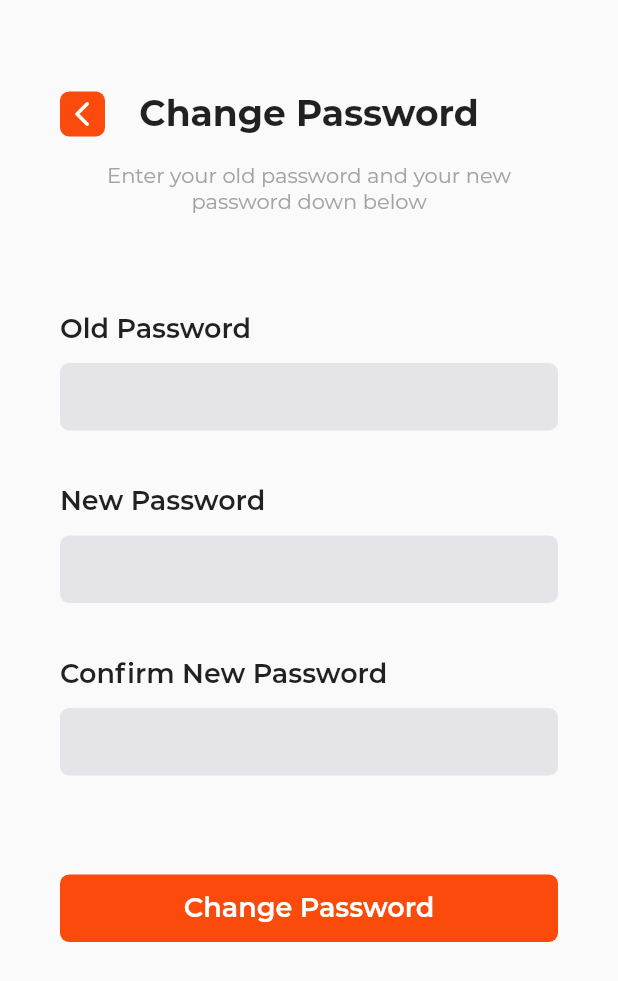
After one commit to triartainyoman/buyer-profile-app, a Flutter app: the ChangePasswordScreen screen opened by its route, on a phone screen of 412 x 824 dp. The commit adds this screen. Shown: the top 981 px of the screen. Run offline on Flutter 3.47's test engine with Material 2 defaults, Android fonts, the phone set to English and light mode, and no system bars; our stand-ins replace bottom_navy_bar.

Commit message:
Adding Change Password Screen

```diff
--- a/lib/constants.dart
+++ b/lib/constants.dart
@@ -1,12 +1,20 @@
 import 'package:flutter/material.dart';
 
 const kMainColor = Color(0xFFFA4A0C);
-const kSecondaryColor = Color(0xFFF5F5F8);
+const kSecondaryColor = Color(0xFFE5E5E9);
+const kTertiaryColor = Color(0xFFA3A3A4);
 
 const kTitleTextStyle = TextStyle(
   fontWeight: FontWeight.bold,
   fontSize: 35.0,
   fontFamily: 'Montserrat',
+);
+
+const kSubtitleTextStyle = TextStyle(
+  fontWeight: FontWeight.w300,
+  fontSize: 14.0,
+  fontFamily: 'Montserrat',
+  color: kTertiaryColor,
 );
 
 const kLabelTextStyle = TextStyle(
--- a/lib/main.dart
+++ b/lib/main.dart
@@ -1,4 +1,5 @@
 import 'package:buyer_profile_app/screens/cart_screen.dart';
+import 'package:buyer_profile_app/screens/change_password_screen.dart';
 import 'package:buyer_profile_app/screens/forgot_password_screen.dart';
 import 'package:buyer_profile_app/screens/home_screen.dart';
 import 'package:buyer_profile_app/screens/login_screen.dart';
@@ -28,6 +29,7 @@ class MyApp extends StatelessWidget {
         SearchScreen.id: (context) => SearchScreen(),
         CartScreen.id: (context) => CartScreen(),
         ProfileScreen.id: (context) => ProfileScreen(),
+        ChangePasswordScreen.id: (context) => ChangePasswordScreen()
       },
     );
   }
--- /dev/null
+++ b/lib/screens/change_password_screen.dart
@@ -0,0 +1,99 @@
+import 'package:buyer_profile_app/widgets/custom_button.dart';
+import 'package:buyer_profile_app/widgets/input_field.dart';
+import 'package:buyer_profile_app/widgets/reusable_back_button.dart';
+import 'package:flutter/material.dart';
+import 'package:buyer_profile_app/constants.dart';
+
+class ChangePasswordScreen extends StatefulWidget {
+  static String id = 'change_password_screen';
+
+  @override
+  _ChangePasswordScreenState createState() => _ChangePasswordScreenState();
+}
+
+class _ChangePasswordScreenState extends State<ChangePasswordScreen> {
+  @override
+  Widget build(BuildContext context) {
+    return Scaffold(
+      body: SafeArea(
+        child: SingleChildScrollView(
+          child: Padding(
+            padding: const EdgeInsets.symmetric(horizontal: 40.0),
+            child: Column(
+              children: [
+                SizedBox(height: 61.0),
+                Stack(
+                  children: [
+                    Column(
+                      crossAxisAlignment: CrossAxisAlignment.stretch,
+                      children: [
+                        Container(
+                          child: Text(
+                            "Change Password",
+                            style: kMenuTextStyle,
+                            textAlign: TextAlign.center,
+                          ),
+                        ),
+                      ],
+                    ),
+                    ReusableBackButton(
+                      onTap: () {
+                        Navigator.pop(context);
+                      },
+                    ),
+                  ],
+                ),
+                SizedBox(height: 17.0,),
+                Padding(
+                  padding: const EdgeInsets.symmetric(horizontal: 24.0),
+                  child: Column(
+                    children: [
+                      Text(
+                        "Enter your old password and your new password down below",
+                        style: kSubtitleTextStyle,
+                        textAlign: TextAlign.center,
+                      )
+                    ],
+                  ),
+                ),
+                SizedBox(height: 66.0),
+                Container(
+                  child: Column(
+                    crossAxisAlignment: CrossAxisAlignment.start,
+                    children: [
+                      Text("Old Password", style: kLabelTextStyle),
+                      SizedBox(height:12.0),
+                      InputField(obscureText: true),
+
+                      SizedBox(height: 36.0,),
+
+                      Text("New Password", style: kLabelTextStyle),
+                      SizedBox(height:12.0),
+                      InputField(obscureText: true),
+
+                      SizedBox(height: 36.0,),
+
+                      Text("Confirm New Password", style: kLabelTextStyle),
+                      SizedBox(height:12.0),
+                      InputField(obscureText: true),
+
+                      SizedBox(height:66.0),
+
+                      CustomButton(
+                        text: "Change Password",
+                        onTap: () {
+                          Navigator.pop(context);
+                        }
+                      ),
+
+                    ],
+                  ),
+                )
+              ],
+            ),
+          ),
+        ),
+      ),
+    );
+  }
+}
--- a/lib/screens/profile_screen.dart
+++ b/lib/screens/profile_screen.dart
@@ -1,3 +1,5 @@
+import 'package:buyer_profile_app/screens/change_password_screen.dart';
+import 'package:buyer_profile_app/screens/login_screen.dart';
 import 'package:buyer_profile_app/widgets/custom_button.dart';
 import 'package:buyer_profile_app/widgets/custom_list_tile.dart';
 import 'package:buyer_profile_app/widgets/profile_widget.dart';
@@ -72,11 +74,15 @@ class _ProfileScreenState extends State<ProfileScreen> {
                 CustomListTile(
                   image: 'assets/icons/icon_lock.png',
                   text: "Change Password",
-                  onTap: () {},
+                  onTap: () {
+                    Navigator.pushNamed(context, ChangePasswordScreen.id);
+                  },
                 ),
                 SizedBox(height: 58.0),
                 CustomButton(
-                  onTap: () {},
+                  onTap: () {
+                    Navigator.pushNamed(context, LoginScreen.id);
+                  },
                   text: 'Sign Out',
                 ),
                 SizedBox(height: 61.0),
--- a/pubspec.yaml
+++ b/pubspec.yaml
@@ -45,7 +45,7 @@ flutter:
 
   # To add assets to your application, add an assets section, like this:
   assets:
-    - assets/images/
+    # - assets/images/
     - assets/icons/
 
   # An image asset can refer to one or more resolution-specific "variants", see
```
Also changed, not shown: pubspec.lock.
